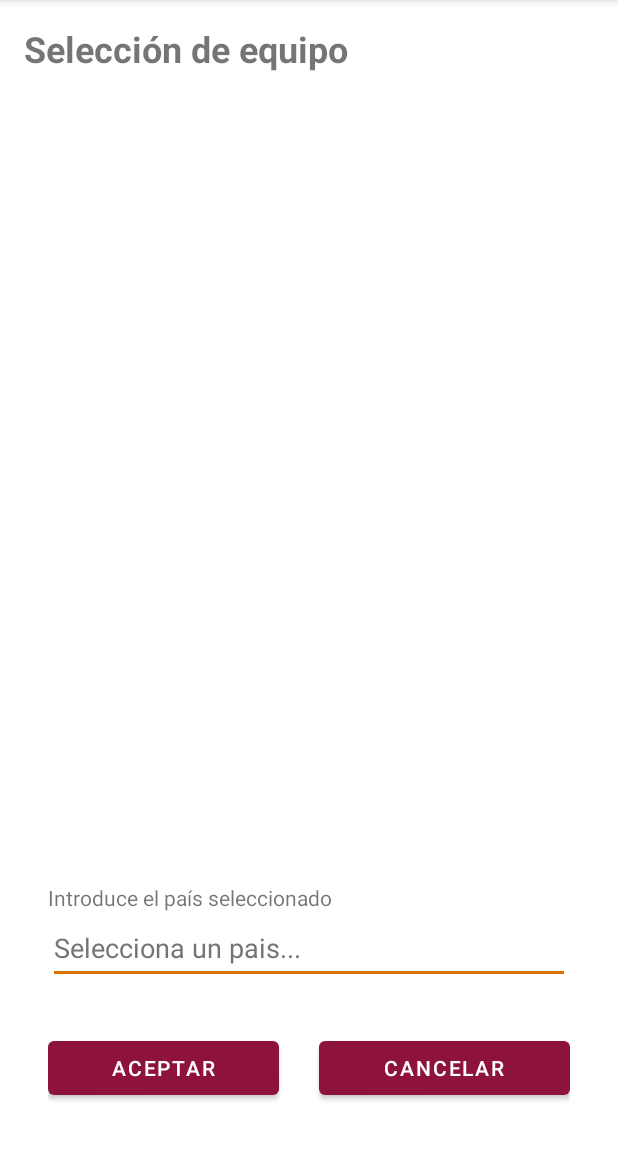
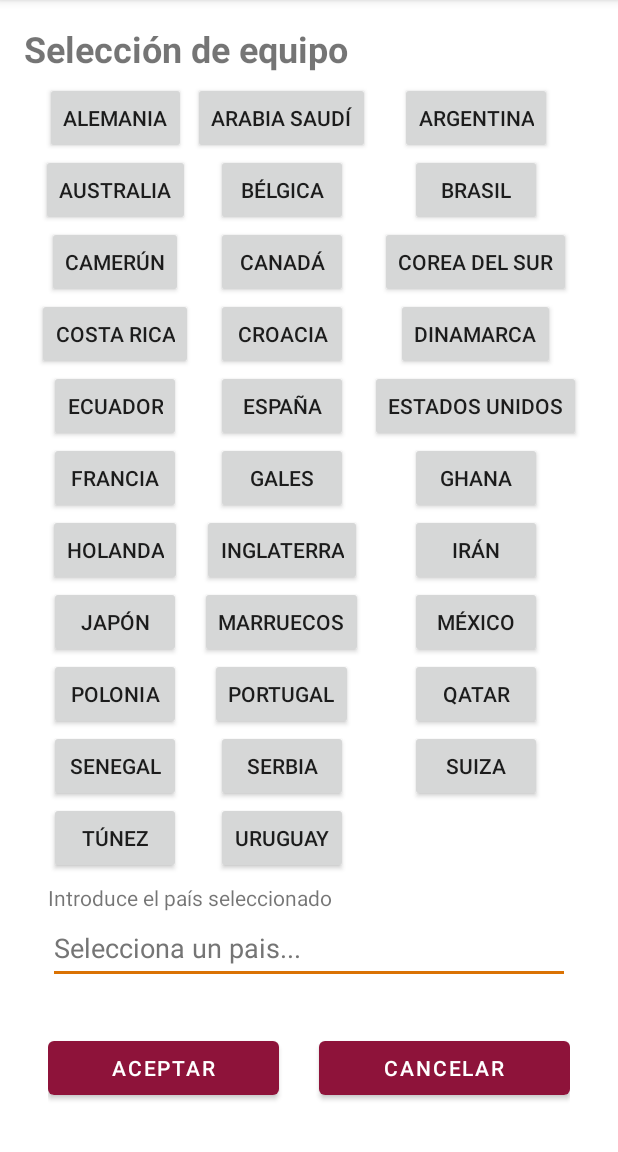
Before and after one commit to alexaib2002/android-dam_project1, an Android app: the InsertionActivity screen opened directly, with no data from a screen before it, after a tap on "SELECCIONAR", on a phone screen of 412 x 824 dp, the part 84-1236 px from its top. Run offline under Robolectric (Android 15) with nearby library versions, the phone set to English and light mode, and no system bars.

Commit message:
added array element insertion on flow, fixed other warnings

```diff
--- a/app/src/main/java/com/dam/resultadosmundial/InsertionActivity.java
+++ b/app/src/main/java/com/dam/resultadosmundial/InsertionActivity.java
@@ -1,18 +1,15 @@
 package com.dam.resultadosmundial;
-
-import androidx.activity.result.ActivityResultLauncher;
-import androidx.activity.result.contract.ActivityResultContracts;
-import androidx.appcompat.app.AppCompatActivity;
 
 import android.app.DatePickerDialog;
 import android.app.TimePickerDialog;
 import android.content.Intent;
-import android.os.Bundle;
 import android.view.View;
 import android.widget.Button;
-import android.widget.DatePicker;
 import android.widget.EditText;
 import android.widget.Spinner;
+
+import androidx.activity.result.ActivityResultLauncher;
+import androidx.activity.result.contract.ActivityResultContracts;
 
 public class InsertionActivity extends TraversableActivity {
 
@@ -33,7 +30,7 @@ public class InsertionActivity extends TraversableActivity {
     private Button btnSaveInsert;
     private Button btnClearInsert;
 
-    private View.OnClickListener btnClearInsertListener = v -> {
+    private final View.OnClickListener btnClearInsertListener = v -> {
         txtEditDateInsert.setText("");
         txtEditTimeInsert.setText("");
         spinPhaseInsert.setSelection(0);
@@ -43,7 +40,7 @@ public class InsertionActivity extends TraversableActivity {
         txtEditGoalT2Insert.setText("");
     };
 
-    private ActivityResultLauncher<Intent> resultLauncher = registerForActivityResult(
+    private final ActivityResultLauncher<Intent> resultLauncher = registerForActivityResult(
             new ActivityResultContracts.StartActivityForResult(), result -> {
                 if (result.getResultCode() == SelectionActivity.RESULT_ACCEPTED) {
                     assert result.getData() != null;
--- a/app/src/main/java/com/dam/resultadosmundial/QueryActivity.java
+++ b/app/src/main/java/com/dam/resultadosmundial/QueryActivity.java
@@ -1,8 +1,5 @@
 package com.dam.resultadosmundial;
 
-import androidx.appcompat.app.AppCompatActivity;
-
-import android.os.Bundle;
 import android.widget.Button;
 
 public class QueryActivity extends TraversableActivity {
--- a/app/src/main/java/com/dam/resultadosmundial/SelectionActivity.java
+++ b/app/src/main/java/com/dam/resultadosmundial/SelectionActivity.java
@@ -1,17 +1,19 @@
 package com.dam.resultadosmundial;
 
-import androidx.appcompat.app.AppCompatActivity;
-import androidx.constraintlayout.helper.widget.Flow;
-
-import android.os.Bundle;
+import android.view.View;
+import android.view.ViewGroup;
 import android.widget.Button;
 import android.widget.EditText;
 
+import androidx.constraintlayout.helper.widget.Flow;
+import androidx.constraintlayout.widget.ConstraintLayout;
+
 public class SelectionActivity extends TraversableActivity {
 
-    public static int RESULT_CANCELLED = 0;
-    public static int RESULT_ACCEPTED = 1;
+    public static final int RESULT_CANCELLED = 0;
+    public static final int RESULT_ACCEPTED = 1;
 
+    private ConstraintLayout rootSelect;
     private Flow flowCountryListSelect;
     private EditText txtEditCountrySelect;
     private Button btnAcceptSelect;
@@ -23,10 +25,28 @@ public class SelectionActivity extends TraversableActivity {
 
     @Override
     protected void initActivityLayout() {
+        rootSelect = findViewById(R.id.rootSelect);
         flowCountryListSelect = findViewById(R.id.flowCountryListSelect);
         txtEditCountrySelect = findViewById(R.id.txtEditCountrySelect);
         btnAcceptSelect = findViewById(R.id.btnAcceptSelect);
         btnCancelSelect = findViewById(R.id.btnCancelSelect);
+        // append teams to flow layout
+        int i = 0;
+        for (String teamName:
+             getResources().getStringArray(R.array.enum_team_names)) {
+            Button btnTeam = new Button(this);
+            btnTeam.setLayoutParams(new ViewGroup.LayoutParams(
+                    ViewGroup.LayoutParams.WRAP_CONTENT,
+                    ViewGroup.LayoutParams.WRAP_CONTENT
+            ));
+            btnTeam.setText(teamName);
+            btnTeam.setId(View.generateViewId());
+            btnTeam.setOnClickListener(v -> {
+                txtEditCountrySelect.setText(teamName);
+            });
+            rootSelect.addView(btnTeam, 0);
+            flowCountryListSelect.addView(btnTeam);
+        }
     }
 
     @Override
--- a/app/src/main/java/com/dam/resultadosmundial/StartActivity.java
+++ b/app/src/main/java/com/dam/resultadosmundial/StartActivity.java
@@ -1,7 +1,6 @@
 package com.dam.resultadosmundial;
 
 import android.content.Intent;
-import android.os.Bundle;
 import android.widget.Button;
 
 public class StartActivity extends TraversableActivity {
--- a/app/src/main/res/layout/activity_insertion.xml
+++ b/app/src/main/res/layout/activity_insertion.xml
@@ -65,7 +65,8 @@
                         android:hint="@string/hint_insert_date"
                         android:inputType="date"
                         android:minHeight="@dimen/std_touch_target"
-                        android:textAlignment="center" />
+                        android:textAlignment="center"
+                        android:importantForAutofill="no" />
 
                     <EditText
                         android:id="@+id/txtEditTimeInsert"
@@ -80,7 +81,8 @@
                         android:hint="@string/hint_insert_time"
                         android:inputType="time"
                         android:minHeight="@dimen/std_touch_target"
-                        android:textAlignment="center" />
+                        android:textAlignment="center"
+                        android:importantForAutofill="no" />
                 </LinearLayout>
 
             </LinearLayout>
@@ -144,7 +146,8 @@
                         android:layout_width="0dp"
                         android:layout_height="match_parent"
                         android:layout_weight="1"
-                        android:text="@string/btn_insert_sel" />
+                        android:text="@string/btn_insert_sel"
+                        tools:ignore="DuplicateSpeakableTextCheck" />
                 </LinearLayout>
             </LinearLayout>
 
@@ -215,11 +218,11 @@
                         android:layout_weight="1"
                         android:ems="10"
                         android:hint="@string/hint_goal_default"
+                        android:importantForAutofill="no"
                         android:inputType="numberSigned"
                         android:textAlignment="center"
                         android:textSize="@dimen/std_goal_font_size"
-                        tools:ignore="SpeakableTextPresentCheck"
-                        android:importantForAutofill="no" />
+                        tools:ignore="SpeakableTextPresentCheck,DuplicateSpeakableTextCheck" />
 
                     <TextView
                         android:layout_width="wrap_content"
@@ -239,7 +242,8 @@
                         android:inputType="numberSigned"
                         android:textAlignment="center"
                         android:textSize="@dimen/std_goal_font_size"
-                        tools:ignore="SpeakableTextPresentCheck" />
+                        tools:ignore="SpeakableTextPresentCheck"
+                        android:importantForAutofill="no" />
                 </LinearLayout>
             </LinearLayout>
 
--- a/app/src/main/res/layout/activity_selection.xml
+++ b/app/src/main/res/layout/activity_selection.xml
@@ -2,6 +2,7 @@
 <androidx.constraintlayout.widget.ConstraintLayout xmlns:android="http://schemas.android.com/apk/res/android"
     xmlns:app="http://schemas.android.com/apk/res-auto"
     xmlns:tools="http://schemas.android.com/tools"
+    android:id="@+id/rootSelect"
     android:layout_width="match_parent"
     android:layout_height="match_parent"
     tools:context=".SelectionActivity">
@@ -20,11 +21,17 @@
 
     <androidx.constraintlayout.helper.widget.Flow
         android:id="@+id/flowCountryListSelect"
-        android:layout_width="wrap_content"
-        android:layout_height="wrap_content"
+        android:layout_width="0dp"
+        android:layout_height="0dp"
         android:layout_marginStart="@dimen/std_widget_border"
         android:layout_marginTop="@dimen/std_widget_border"
         android:layout_marginEnd="@dimen/std_widget_border"
+        android:orientation="horizontal"
+        app:flow_horizontalAlign="start"
+        app:flow_horizontalStyle="packed"
+        app:flow_verticalAlign="top"
+        app:flow_verticalStyle="packed"
+        app:flow_wrapMode="aligned"
         app:layout_constraintBottom_toTopOf="@+id/bottomLayoutSelect"
         app:layout_constraintEnd_toEndOf="parent"
         app:layout_constraintStart_toStartOf="parent"
@@ -58,11 +65,11 @@
                 android:id="@+id/txtEditCountrySelect"
                 android:layout_width="match_parent"
                 android:layout_height="wrap_content"
+                android:autofillHints="country, selection"
                 android:ems="10"
                 android:hint="@string/txt_select_country_hint"
                 android:inputType="textPersonName"
-                android:minHeight="48dp"
-                android:autofillHints="country, selection" />
+                android:minHeight="48dp" />
 
         </LinearLayout>
 
--- a/app/src/main/res/values/enumerations.xml
+++ b/app/src/main/res/values/enumerations.xml
@@ -9,4 +9,39 @@
         <item>Tercer Puesto</item>
         <item>Final</item>
     </array>
+    <!--Selection array-->
+    <string-array name="enum_team_names">
+        <item>Alemania</item>
+        <item>Arabia Saudí</item>
+        <item>Argentina</item>
+        <item>Australia</item>
+        <item>Bélgica</item>
+        <item>Brasil</item>
+        <item>Camerún</item>
+        <item>Canadá</item>
+        <item>Corea del Sur</item>
+        <item>Costa Rica</item>
+        <item>Croacia</item>
+        <item>Dinamarca</item>
+        <item>Ecuador</item>
+        <item>España</item>
+        <item>Estados Unidos</item>
+        <item>Francia</item>
+        <item>Gales</item>
+        <item>Ghana</item>
+        <item>Holanda</item>
+        <item>Inglaterra</item>
+        <item>Irán</item>
+        <item>Japón</item>
+        <item>Marruecos</item>
+        <item>México</item>
+        <item>Polonia</item>
+        <item>Portugal</item>
+        <item>Qatar</item>
+        <item>Senegal</item>
+        <item>Serbia</item>
+        <item>Suiza</item>
+        <item>Túnez</item>
+        <item>Uruguay</item>
+    </string-array>
 </resources>
```
